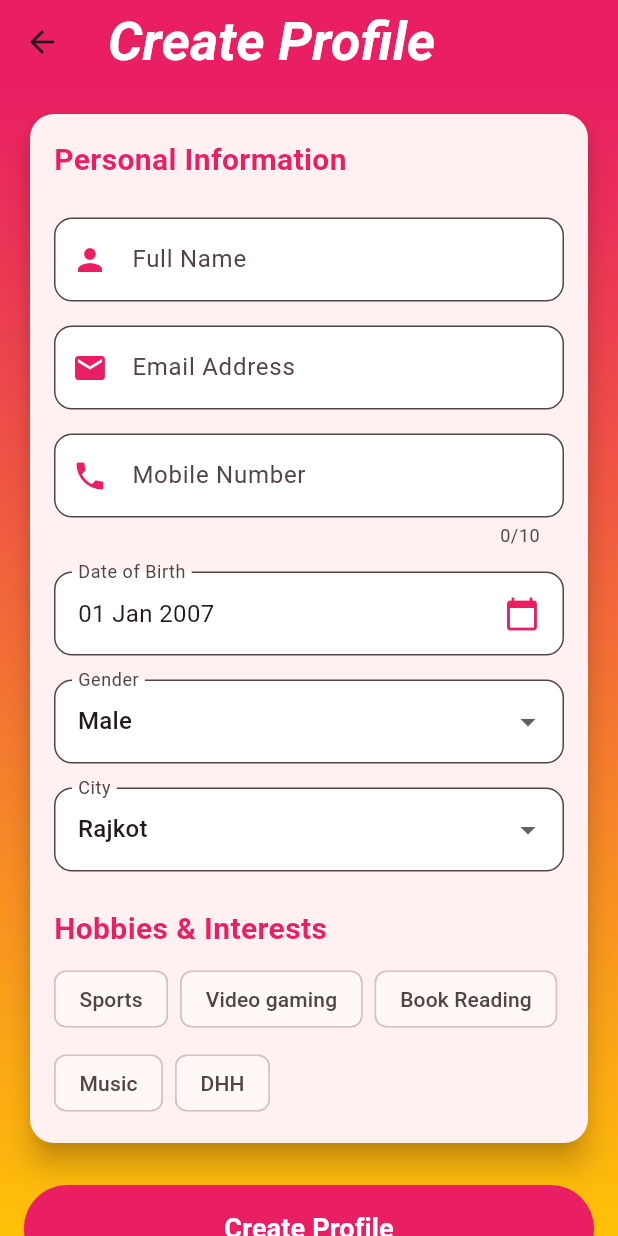
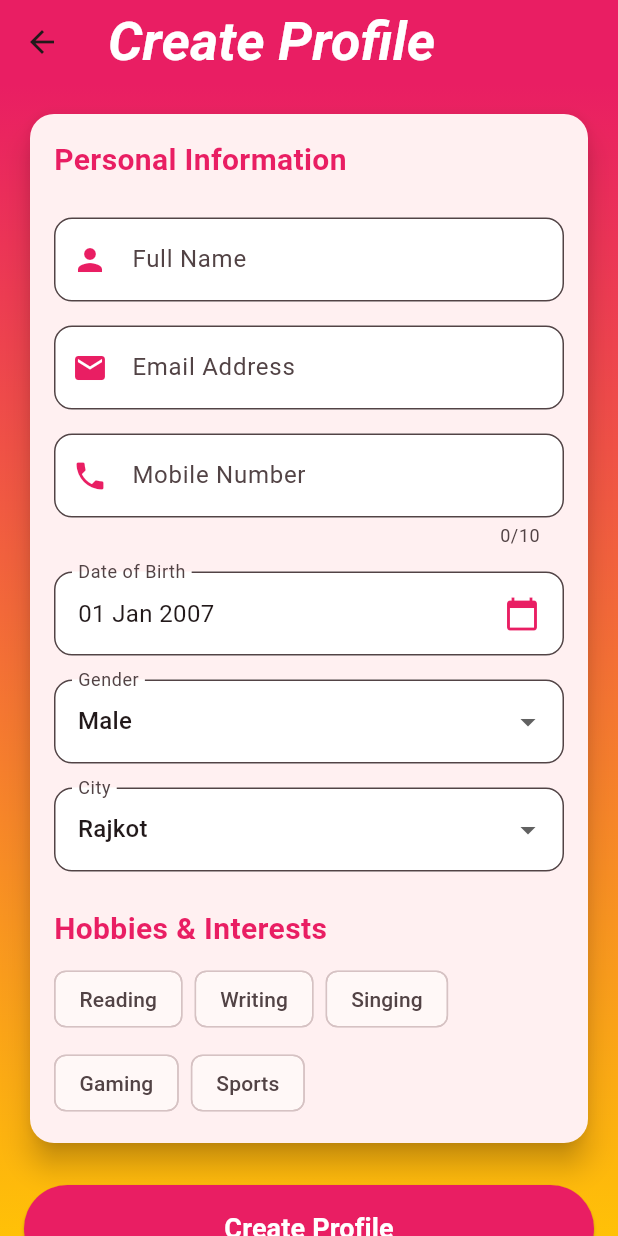
Before and after one commit to ombhut175/heart_bridge, a Flutter app: the SignupPage screen opened directly, after a tap on "Sign Up", after a tap on "Continue as Guest", after a tap on the "add" icon, on a phone screen of 412 x 824 dp. Run offline on Flutter 3.47's test engine with Material 3 defaults, Android fonts, the phone set to English and light mode, and no system bars; our stand-ins replace connectivity_plus, curved_navigation_bar, flutter_dotenv, flutter_easyloading, flutter_spinkit, flutter_staggered_animations and 3 more; accounts and stored records are empty; network calls fail; Roboto replaces fonts that are missing (Hind).

Commit message:
bugs fixed

```diff
--- a/flutter_app/lib/add_edit_user/add_edit_user_screen.dart
+++ b/flutter_app/lib/add_edit_user/add_edit_user_screen.dart
@@ -22,9 +22,9 @@ class UserEntryPage extends StatefulWidget {
 class _UserEntryPageState extends State<UserEntryPage> {
   final List<String> cities = ["Rajkot", "Ahmedabad", "Bhavnagar", "Vadodra"];
   final List<String> genders = ["Male", "Female", "Other"];
-  Map<String, int> hobbies = {};
+  Map<String, int> hobbies = Map.from(Services.hobbies);
 
-  final Map<int, String> categoryHobbyMap = MyDatabase.categoryHobbyMap;
+  final Map<int, String> categoryHobbyMap = Services.categoryHobbyMap;
 
   late String selectedCity;
   late String selectedGender;
@@ -117,7 +117,15 @@ class _UserEntryPageState extends State<UserEntryPage> {
       CITY: selectedCity,
       ADMIN_EMAIL: adminEmail
     };
+    List<String> hobbiesList = [];
 
+    hobbies.forEach((key, value) {
+      if(value==1){
+        hobbiesList.add(key);
+      }
+    },);
+
+    user[HOBBIES] = hobbiesList;
 
     if (isEditPage) {
 
@@ -154,7 +162,7 @@ class _UserEntryPageState extends State<UserEntryPage> {
     Map<String, dynamic> userAndHobbies = {
       MyDatabase.TBL_USER: user,
       MyDatabase.TBL_USER_HOBBIES: hobbies,
-      "isEditPage": isEditPage,
+      IS_EDIT_PAGE: isEditPage,
     };
 
     User userToSubmit = await User.create();
--- a/flutter_app/lib/dashboard/dashboard_screen_bottom_navigation_bar.dart
+++ b/flutter_app/lib/dashboard/dashboard_screen_bottom_navigation_bar.dart
@@ -4,6 +4,7 @@ import 'package:matrimony_app/about_page/about_page.dart';
 import 'package:matrimony_app/add_edit_user/add_edit_user_screen.dart';
 import 'package:matrimony_app/list_view/list_view.dart';
 import 'package:matrimony_app/user/profile_page.dart';
+import 'package:matrimony_app/utils/services.dart';
 
 class DashboardScreenBottomNavigationBar extends StatefulWidget {
   final bool isCloudUser;
@@ -22,9 +23,39 @@ class _DashboardScreenBottomNavigationBarState
   int _selectedIndex = 0;
   late PageController _pageController;
   late AnimationController _animationController;
-  late List<Widget> _pages = [];
-
-
+  late List<Widget> _pages = [
+    FutureBuilder(
+        future: Services.isCloudUser(),
+        builder: (context, snapshot) {
+          if (snapshot.hasData && snapshot.data != null) {
+            return UserListPage(
+              key: UniqueKey(),
+              isCloudUser: snapshot.data!,
+            );
+          } else {
+            return Center(
+              child: CircularProgressIndicator(),
+            );
+          }
+        }),
+    FutureBuilder(
+        future: Services.isCloudUser(),
+        builder: (context, snapshot) {
+          if (snapshot.hasData && snapshot.data != null) {
+            return UserListPage(
+              isFavourite: true,
+              key: UniqueKey(),
+              isCloudUser: snapshot.data!,
+            );
+          } else {
+            return Center(
+              child: CircularProgressIndicator(),
+            );
+          }
+        }),
+    AboutPage(),
+    ProfilePage()
+  ];
 
   @override
   void initState() {
@@ -34,13 +65,6 @@ class _DashboardScreenBottomNavigationBarState
       vsync: this,
       duration: const Duration(milliseconds: 300),
     );
-
-    _pages = [
-      UserListPage(key: UniqueKey(),isCloudUser: widget.isCloudUser,),
-      UserListPage(isFavourite: true,isCloudUser: widget.isCloudUser ,key: UniqueKey()),
-      AboutPage(),
-      ProfilePage()
-    ];
   }
 
   @override
--- a/flutter_app/lib/utils/services.dart
+++ b/flutter_app/lib/utils/services.dart
@@ -13,6 +13,30 @@ import 'package:flutter_easyloading/flutter_easyloading.dart';
 class Services {
   static ProgressDialog? pd;
   static SharedPreferences? preferences;
+
+  static const Map<int, String> categoryHobbyMap = {
+    1: 'Sports',
+    2: 'Video gaming',
+    3: 'Book Reading',
+    4: 'Music',
+    5: 'DHH',
+  };
+
+  static const Map<String, int> hobbyCategoryMap = {
+    'Sports': 1,
+    'Video gaming': 2,
+    'Book Reading': 3,
+    'Music': 4,
+    'DHH': 5,
+  };
+
+  static const Map<String, int> hobbies = {
+    "Reading":0,
+    "Writing":0,
+    "Singing":0,
+    "Gaming" :0,
+    "Sports" :0
+  };
 
   static Future<Map<String, int>> getHobbies() async {
     Database db = await MyDatabase().initDatabase();
--- a/flutter_app/lib/utils/string_const.dart
+++ b/flutter_app/lib/utils/string_const.dart
@@ -21,7 +21,8 @@ const String ADMIN_EMAIL = 'createdByAdminEmail';
 const String USER_ID = '_id';
 const String IS_FAVOURITE = "isFavourite";
 const String MOBILE_NUMBER = "mobileNumber";
-
+const String IS_EDIT_PAGE = "isEditPage";
+const String HOBBIES = "hobbies";
 
 void printWarning(String text) {
   print('\x1B[33m$text\x1B[0m');
```
Also changed, not shown: flutter_app/pubspec.lock.
